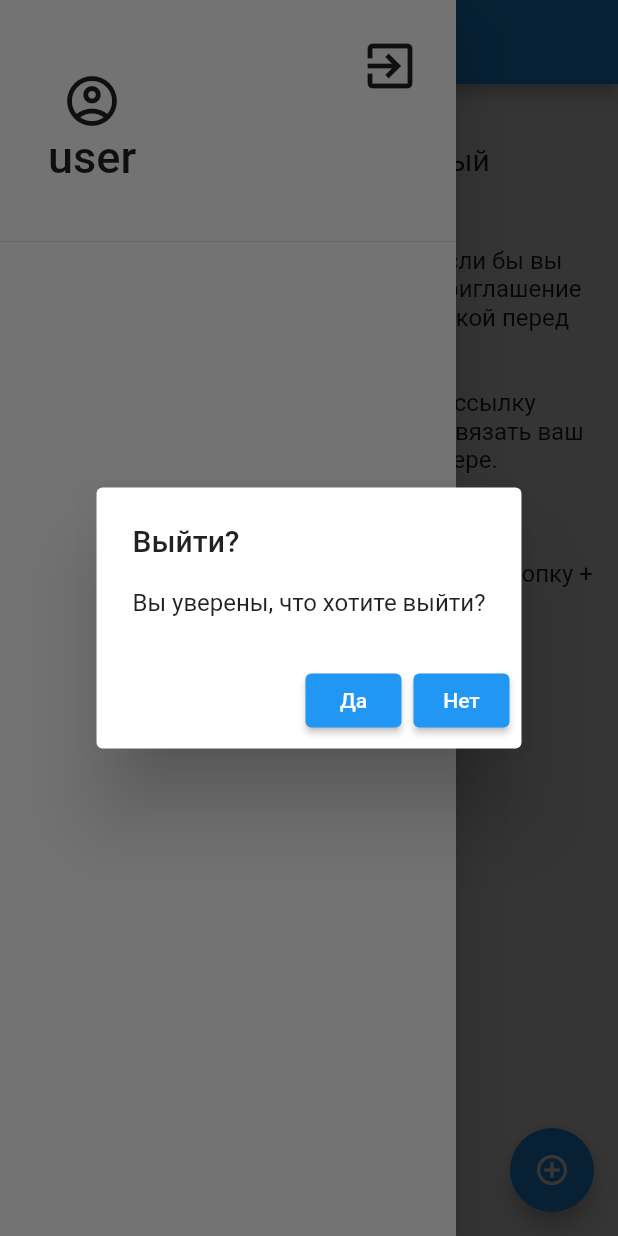
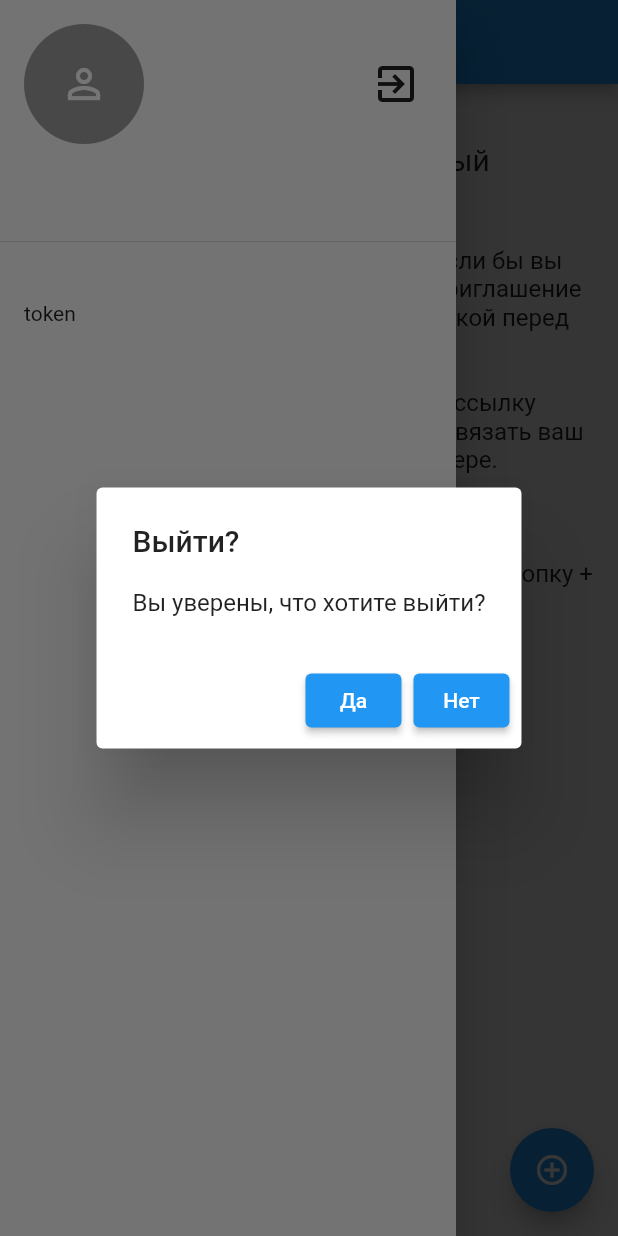
Before and after one commit to nailyashka/photo_shooter, a Flutter app: the screen it shows once a user with an empty profile is signed in, in the side drawer, after a tap on the "exit to app" icon, on a phone screen of 412 x 824 dp. Run offline on Flutter 3.47's test engine with Material 2 defaults, Android fonts, the phone set to English and light mode, and no system bars; our stand-ins replace firebase_auth, firebase_core, firebase_dynamic_links, shared_preferences; missing offline and left inert: open_mail_app; accounts and stored records are empty.

Commit message:
reading saved data in left drawer

```diff
--- /dev/null
+++ b/lib/drawer.dart
@@ -0,0 +1,123 @@
+import 'package:firebase_auth/firebase_auth.dart';
+import 'package:flutter/material.dart';
+import 'package:shared_preferences/shared_preferences.dart';
+
+class MyDrawer extends StatefulWidget {
+  const MyDrawer({Key? key}) : super(key: key);
+
+  @override
+  _MyDrawerState createState() => _MyDrawerState();
+}
+
+class Acc {
+  String fio;
+  String token;
+
+  Acc(this.fio, this.token);
+}
+
+class _MyDrawerState extends State<MyDrawer> {
+  Acc? acc;
+
+  @override
+  void initState() {
+    init();
+    super.initState();
+  }
+
+  void init() async {
+    final prefs = await SharedPreferences.getInstance();
+    final fio = prefs.getString('userName');
+    final token = prefs.getString('token');
+
+    if (fio != null && token != null) {
+      setState(() {
+        acc = Acc(fio, token);
+      });
+    }
+  }
+
+  @override
+  Widget build(BuildContext context) {
+    return Drawer(
+      child: ListView(
+        children: [
+          DrawerHeader(
+            padding: EdgeInsets.all(16),
+            child: Column(
+              crossAxisAlignment: CrossAxisAlignment.start,
+              children: [
+                Row(
+                  mainAxisAlignment: MainAxisAlignment.spaceAround,
+                  crossAxisAlignment: CrossAxisAlignment.center,
+                  children: [
+                    Container(
+                      decoration: BoxDecoration(
+                          color: Colors.grey, shape: BoxShape.circle),
+                      child: Padding(
+                        padding: const EdgeInsets.all(24.0),
+                        child: Icon(
+                          Icons.person_outline,
+                          size: 32,
+                          color: Colors.white,
+                        ),
+                      ),
+                    ),
+                    Expanded(child: Container()),
+                    IconButton(
+                      onPressed: () async {
+                        showDialog<void>(
+                          context: context,
+                          builder: logoutDialog,
+                        );
+                      },
+                      icon: Icon(Icons.exit_to_app_outlined),
+                      alignment: Alignment.topRight,
+                      iconSize: 32,
+                    ),
+                  ],
+                ),
+                SizedBox(
+                  height: 16,
+                ),
+                Text(
+                  FirebaseAuth.instance.currentUser!.email!,
+                  style: TextStyle(fontSize: 15),
+                ),
+              ],
+            ),
+          ),
+          if (acc == null)
+            Icon(Icons.clear)
+          else
+            Padding(
+              padding: const EdgeInsets.all(16.0),
+              child: Text('${acc!.fio}\n${acc!.token}'),
+            ),
+        ],
+      ),
+    );
+  }
+}
+
+Widget logoutDialog(BuildContext context) {
+  return AlertDialog(
+    title: Text('Выйти?'),
+    content: Text('Вы уверены, что хотите выйти?'),
+    actions: [
+      ElevatedButton(
+          onPressed: () {
+            Navigator.pop(context);
+            FirebaseAuth.instance.signOut();
+          },
+          child: Text('Да')),
+      ElevatedButton(
+          onPressed: () {
+            Navigator.pop(context);
+            Navigator.pop(context);
+          },
+          child: Text('Нет'))
+    ],
+  );
+  // FirebaseAuth.instance.signOut();
+}
--- a/lib/home_page.dart
+++ b/lib/home_page.dart
@@ -1,5 +1,5 @@
-import 'package:firebase_auth/firebase_auth.dart';
 import 'package:flutter/material.dart';
+import 'package:photo_shooter/drawer.dart';
 
 class HomePage extends StatelessWidget {
   const HomePage({Key? key}) : super(key: key);
@@ -7,73 +7,10 @@ class HomePage extends StatelessWidget {
   final String text1 =
       'Целевой сервер мог быть настроен если бы вы открыли приложение через ссылку приглашение или отсканировали qr код с этой ссылкой перед входом в приложение.\n\nОтсканировать QR код или нажать на ссылку приглашение можно и сейчас чтобы связать ваш аккаунт с аккаунтом на целевом сервере.\n\nАльтернативно, вы можете создать связь вручную введя авторизационные данные целевого сервера. Для этого нажмите на кнопку +';
 
-  Widget logoutDialog(BuildContext context) {
-    return AlertDialog(
-      title: Text('Выйти?'),
-      content: Text('Вы уверены, что хотите выйти?'),
-      actions: [
-        ElevatedButton(
-            onPressed: () {
-              Navigator.pop(context);
-              FirebaseAuth.instance.signOut();
-            },
-            child: Text('Да')),
-        ElevatedButton(
-            onPressed: () {
-              Navigator.pop(context);
-              Navigator.pop(context);
-            },
-            child: Text('Нет'))
-      ],
-    );
-    // FirebaseAuth.instance.signOut();
-  }
-
   @override
   Widget build(BuildContext context) {
     return Scaffold(
-      drawer: Drawer(
-        child: ListView(
-          children: [
-            DrawerHeader(
-              child: Row(
-                crossAxisAlignment: CrossAxisAlignment.start,
-                children: [
-                  Padding(
-                    padding: const EdgeInsets.all(16.0),
-                    child: Column(
-                      mainAxisAlignment: MainAxisAlignment.center,
-                      children: [
-                        Icon(
-                          Icons.account_circle_outlined,
-                          size: 40,
-                        ),
-                        Text(
-                          'user',
-                          style: TextStyle(fontSize: 30),
-                        )
-                      ],
-                    ),
-                  ),
-                  Expanded(
-                    child: IconButton(
-                      onPressed: () async {
-                        showDialog<void>(
-                          context: context,
-                          builder: logoutDialog,
-                        );
-                      },
-                      icon: Icon(Icons.exit_to_app_outlined),
-                      alignment: Alignment.topRight,
-                      iconSize: 40,
-                    ),
-                  )
-                ],
-              ),
-            )
-          ],
-        ),
-      ),
+      drawer: MyDrawer(),
       appBar: AppBar(
         title: Text('Целевой сервер'),
       ),
--- a/pubspec.yaml
+++ b/pubspec.yaml
@@ -21,6 +21,7 @@ environment:
   sdk: ">=2.12.0 <3.0.0"
 
 dependencies:
+  shared_preferences: ^2.0.6
   http: ^0.13.3
   open_mail_app: ^0.2.0
   provider: ^5.0.0
```
Also changed, not shown: lib/target_server.dart (+34 -4 lines), pubspec.lock.
